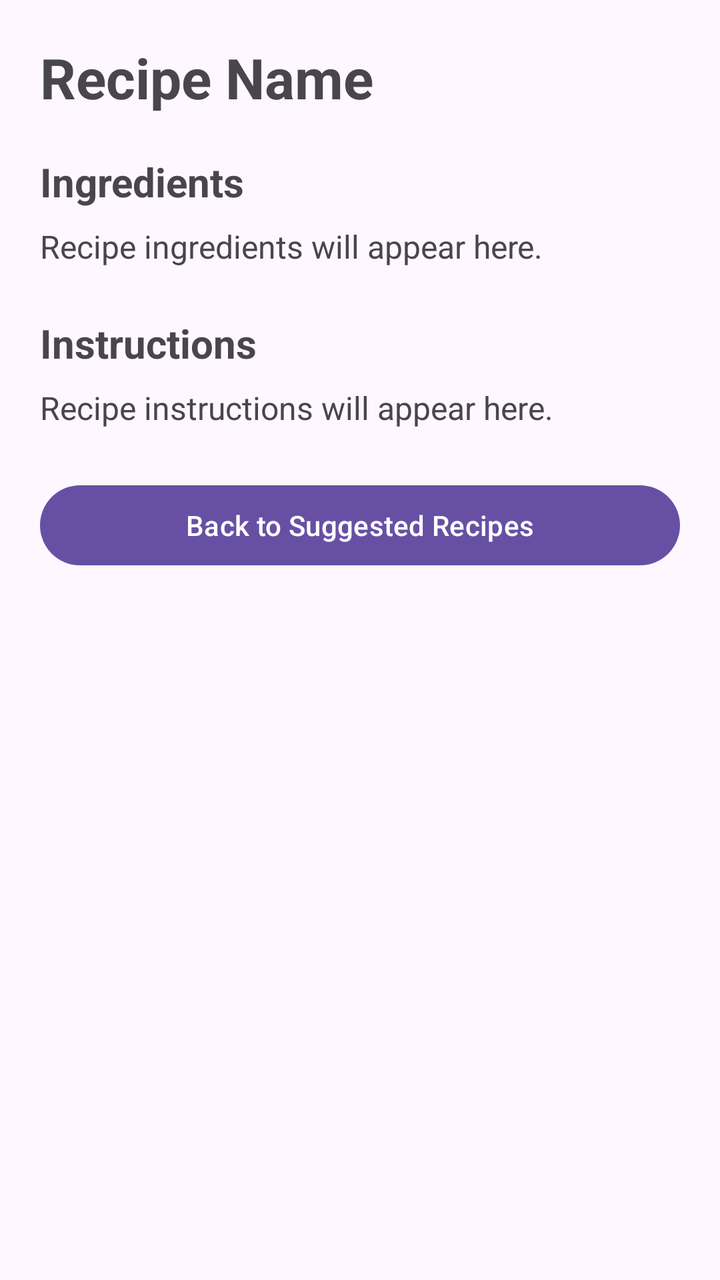
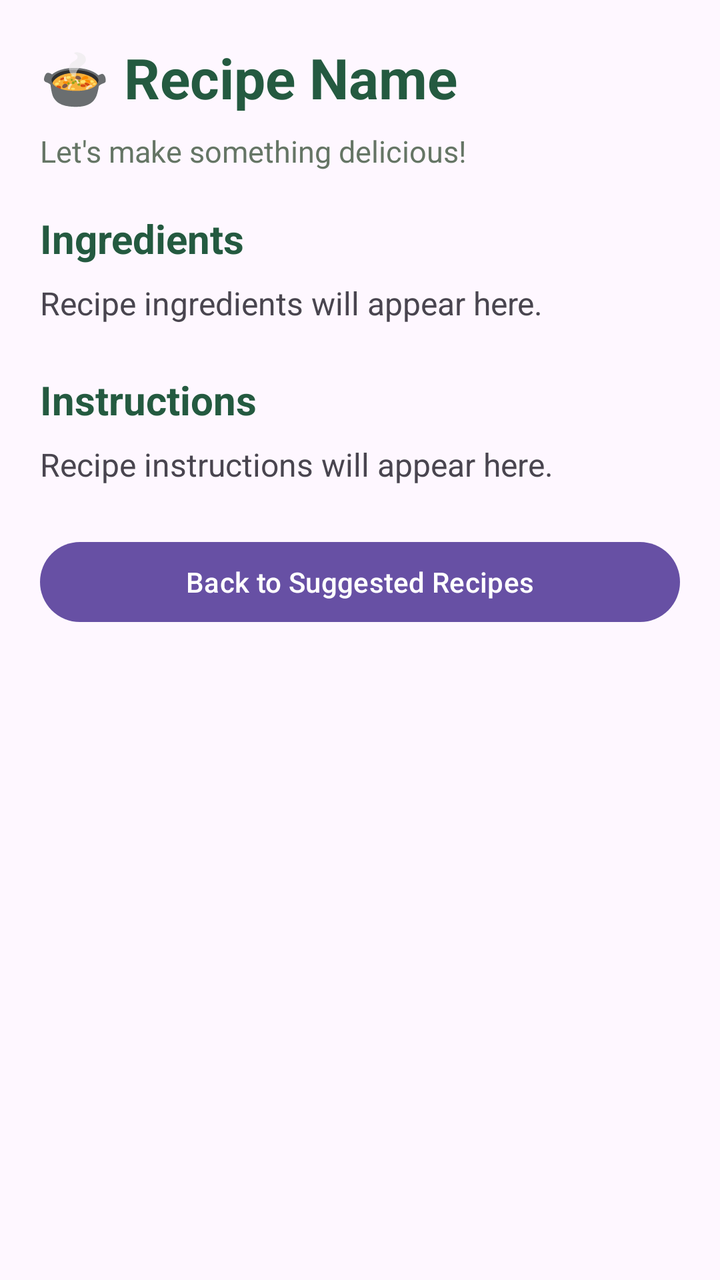

An Android layout rendered at two revisions. The XML below is the earlier revision; the diff shows what the commit changed to produce the second picture.
<!-- AndroidManifest.xml: application theme Theme.SmartPantryManager -->
<!-- res/layout/activity_recipe_detail.xml -->
<?xml version="1.0" encoding="utf-8"?>
<ScrollView xmlns:android="http://schemas.android.com/apk/res/android"
    android:layout_width="match_parent"
    android:layout_height="match_parent"
    android:fillViewport="true">

    <LinearLayout
        android:layout_width="match_parent"
        android:layout_height="wrap_content"
        android:orientation="vertical"
        android:padding="20dp">

        <TextView
            android:id="@+id/txtRecipeName"
            android:layout_width="match_parent"
            android:layout_height="wrap_content"
            android:text="Recipe Name"
            android:textSize="28sp"
            android:textStyle="bold"
            android:paddingBottom="20dp" />

        <TextView
            android:layout_width="match_parent"
            android:layout_height="wrap_content"
            android:text="Ingredients"
            android:textSize="20sp"
            android:textStyle="bold"
            android:paddingBottom="8dp" />

        <TextView
            android:id="@+id/txtRecipeIngredients"
            android:layout_width="match_parent"
            android:layout_height="wrap_content"
            android:text="Recipe ingredients will appear here."
            android:textSize="16sp"
            android:paddingBottom="24dp" />

        <TextView
            android:layout_width="match_parent"
            android:layout_height="wrap_content"
            android:text="Instructions"
            android:textSize="20sp"
            android:textStyle="bold"
            android:paddingBottom="8dp" />

        <TextView
            android:id="@+id/txtRecipeInstructions"
            android:layout_width="match_parent"
            android:layout_height="wrap_content"
            android:text="Recipe instructions will appear here."
            android:textSize="16sp"
            android:lineSpacingExtra="6dp"
            android:paddingBottom="24dp" />

        <Button
            android:id="@+id/btnBackToRecipes"
            android:layout_width="match_parent"
            android:layout_height="wrap_content"
            android:text="Back to Suggested Recipes" />

    </LinearLayout>

</ScrollView>
<!-- resources referenced by this layout -->
<resources>
  <style name="Theme.SmartPantryManager" parent="Base.Theme.SmartPantryManager" />
  <style name="Base.Theme.SmartPantryManager" parent="Theme.Material3.DayNight.NoActionBar">
          
          
      </style>
</resources>

<!-- the commit's change to res/layout/activity_recipe_detail.xml (unified diff, before → after) -->
@@ -10,14 +10,27 @@
         android:orientation="vertical"
         android:padding="20dp">
 
+
         <TextView
             android:id="@+id/txtRecipeName"
             android:layout_width="match_parent"
             android:layout_height="wrap_content"
-            android:text="Recipe Name"
+            android:text="🍲 Recipe Name"
             android:textSize="28sp"
             android:textStyle="bold"
+            android:textColor="#245A40"
+            android:paddingBottom="8dp" />
+
+
+        <TextView
+            android:layout_width="match_parent"
+            android:layout_height="wrap_content"
+            android:text="Let's make something delicious!"
+            android:textSize="15sp"
+            android:textColor="#657565"
             android:paddingBottom="20dp" />
+
+
 
         <TextView
             android:layout_width="match_parent"
@@ -25,6 +38,7 @@
             android:text="Ingredients"
             android:textSize="20sp"
             android:textStyle="bold"
+            android:textColor="#245A40"
             android:paddingBottom="8dp" />
 
         <TextView
@@ -39,6 +53,7 @@
             android:layout_width="match_parent"
             android:layout_height="wrap_content"
             android:text="Instructions"
+            android:textColor="#245A40"
             android:textSize="20sp"
             android:textStyle="bold"
             android:paddingBottom="8dp" />
